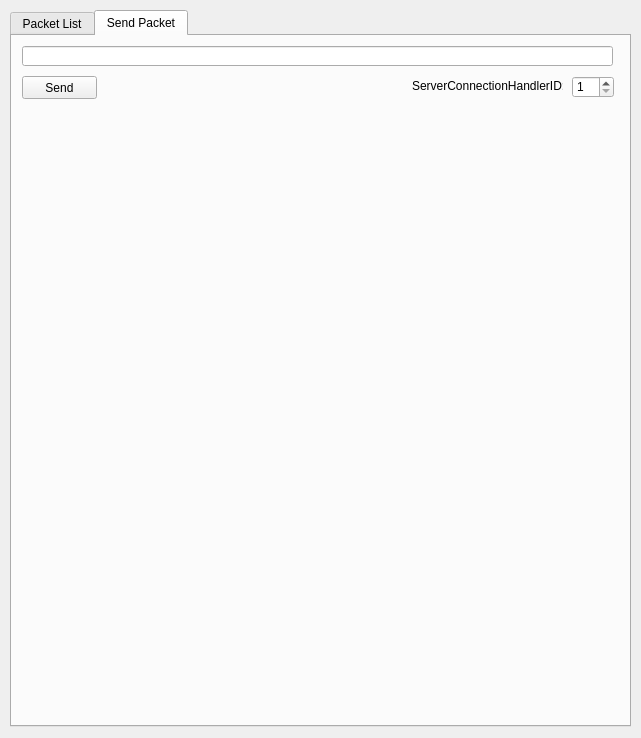
This is packetList/QtPacketList.ui in exp111/TS3PatchExtensions as Qt 5 draws it before an edit. The edited form follows.
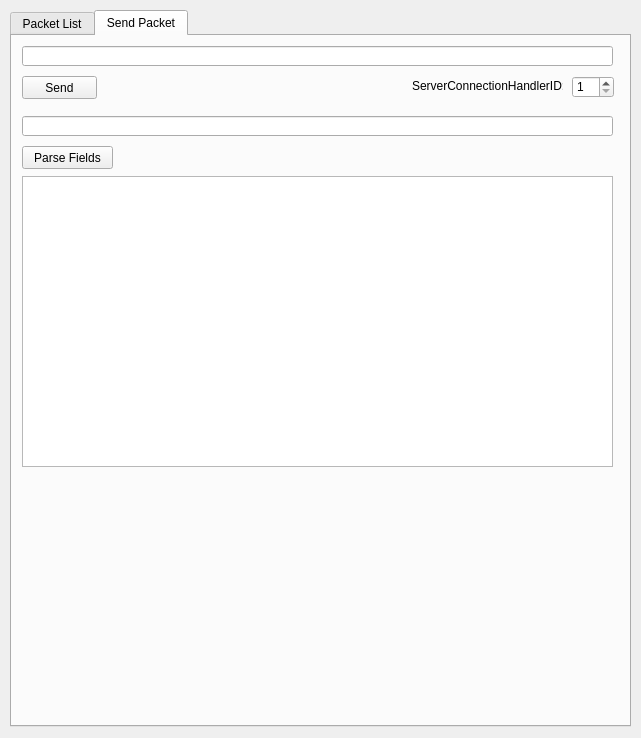
This is the edited form. The open tabs and pages were chosen to show the change.

Commit message: -Testing the wrong build :boar: -PacketList can now parseFields

```diff
--- a/packetList/QtPacketList.ui
+++ b/packetList/QtPacketList.ui
@@ -204,6 +204,61 @@
        <string>ServerConnectionHandlerID:</string>
       </property>
      </widget>
+     <widget class="QLineEdit" name="parseFieldEdit">
+      <property name="geometry">
+       <rect>
+        <x>10</x>
+        <y>80</y>
+        <width>591</width>
+        <height>20</height>
+       </rect>
+      </property>
+     </widget>
+     <widget class="QPushButton" name="parseFieldsButton">
+      <property name="geometry">
+       <rect>
+        <x>10</x>
+        <y>110</y>
+        <width>91</width>
+        <height>23</height>
+       </rect>
+      </property>
+      <property name="text">
+       <string>Parse Fields</string>
+      </property>
+     </widget>
+     <widget class="QTreeWidget" name="parseFieldsList">
+      <property name="geometry">
+       <rect>
+        <x>10</x>
+        <y>140</y>
+        <width>591</width>
+        <height>291</height>
+       </rect>
+      </property>
+      <property name="indentation">
+       <number>0</number>
+      </property>
+      <property name="expandsOnDoubleClick">
+       <bool>false</bool>
+      </property>
+      <attribute name="headerVisible">
+       <bool>false</bool>
+      </attribute>
+      <attribute name="headerDefaultSectionSize">
+       <number>100</number>
+      </attribute>
+      <column>
+       <property name="text">
+        <string>1</string>
+       </property>
+      </column>
+      <column>
+       <property name="text">
+        <string>2</string>
+       </property>
+      </column>
+     </widget>
     </widget>
    </widget>
   </widget>
```
Left out of the diff: 36 changed lines with no effect on the pictures. The commit also changes 6 other files.
